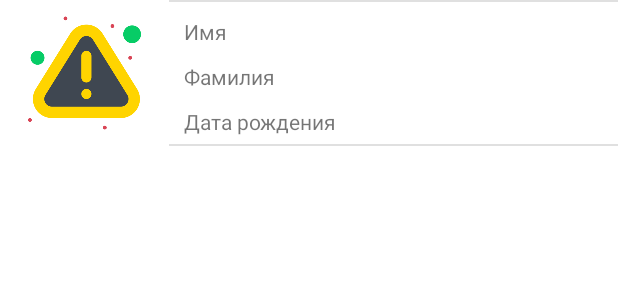
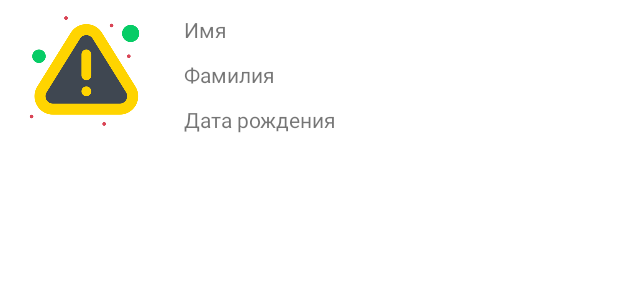
Before and after one commit to alcuritsin/Android_VPU_021_Kuricyn_HW_03, an Android app: the layout human_item.xml on its own in the app's theme, with its tools: preview values and no code run, on a phone screen of 412 x 824 dp. Shown: the top 300 px of the screen. Run offline under Robolectric (Android 15) with nearby library versions, the phone set to English and light mode, and no system bars.

Commit message:
First successful output of the list Первый удачный вывод списка.

```diff
--- a/task_03_01/src/main/res/layout/activity_main.xml
+++ b/task_03_01/src/main/res/layout/activity_main.xml
@@ -20,7 +20,7 @@
         app:layout_constraintTop_toTopOf="parent" />
 
     <ListView
-        android:id="@+id/lvHuman"
+        android:id="@+id/lvHumans"
         android:layout_width="match_parent"
         android:layout_height="wrap_content"
         app:layout_constraintEnd_toEndOf="@+id/tvTitleApp"
--- a/task_03_01/src/main/res/layout/human_item.xml
+++ b/task_03_01/src/main/res/layout/human_item.xml
@@ -28,12 +28,6 @@
             android:layout_weight="3"
             android:orientation="vertical">
 
-            <View
-                android:id="@+id/divider2"
-                android:layout_width="match_parent"
-                android:layout_height="1dp"
-                android:background="?android:attr/listDivider" />
-
             <TextView
                 android:id="@+id/tvLastName"
                 android:layout_width="match_parent"
@@ -61,12 +55,6 @@
                 android:paddingBottom="5dp"
                 android:text="Дата рождения" />
 
-            <View
-                android:id="@+id/divider"
-                android:layout_width="match_parent"
-                android:layout_height="1dp"
-                android:background="?android:attr/listDivider" />
-
         </LinearLayout>
     </LinearLayout>
 </androidx.constraintlayout.widget.ConstraintLayout>
```
Also changed, not shown: task_03_01/src/main/java/com/example/task_03_01/MainActivity.java (+95 -0 lines).
